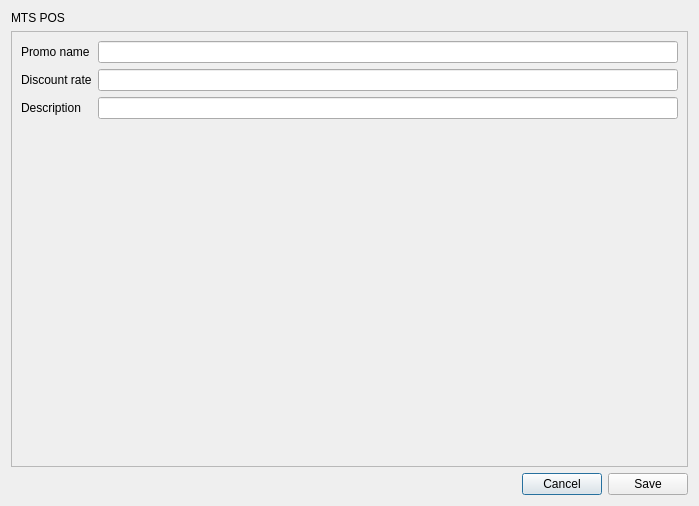
First picture: the form in app/views/templates/generated/EditPromo.ui, repository rondalefloyd/mts-pos, before the edit.
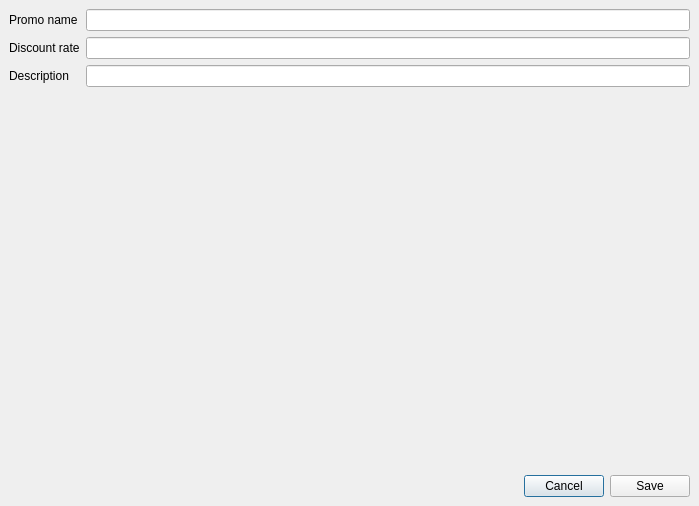
Second picture: the form after the edit.

Diff of the .ui file:
```diff
--- a/app/views/templates/generated/EditPromo.ui
+++ b/app/views/templates/generated/EditPromo.ui
@@ -14,21 +14,26 @@
    <string>Edit promo</string>
   </property>
   <layout class="QVBoxLayout" name="verticalLayout">
-   <item>
-    <widget class="QLabel" name="label_6">
-     <property name="sizePolicy">
-      <sizepolicy hsizetype="Preferred" vsizetype="Fixed">
-       <horstretch>0</horstretch>
-       <verstretch>0</verstretch>
-      </sizepolicy>
-     </property>
-     <property name="text">
-      <string>MTS POS</string>
-     </property>
-    </widget>
-   </item>
+   <property name="spacing">
+    <number>0</number>
+   </property>
+   <property name="leftMargin">
+    <number>0</number>
+   </property>
+   <property name="topMargin">
+    <number>0</number>
+   </property>
+   <property name="rightMargin">
+    <number>0</number>
+   </property>
+   <property name="bottomMargin">
+    <number>0</number>
+   </property>
    <item>
     <widget class="QScrollArea" name="scrollArea">
+     <property name="frameShape">
+      <enum>QFrame::NoFrame</enum>
+     </property>
      <property name="widgetResizable">
       <bool>true</bool>
      </property>
@@ -37,8 +42,8 @@
        <rect>
         <x>0</x>
         <y>0</y>
-        <width>679</width>
-        <height>436</height>
+        <width>699</width>
+        <height>465</height>
        </rect>
       </property>
       <layout class="QFormLayout" name="formLayout">
@@ -81,6 +86,7 @@
     </widget>
    </item>
    <item>
+    <widget class="QWidget" name="widgetConfirmationButton" native="true">
     <layout class="QHBoxLayout" name="horizontalLayout">
      <item>
       <spacer name="horizontalSpacer">
@@ -110,6 +116,7 @@
       </widget>
      </item>
     </layout>
+    </widget>
    </item>
   </layout>
  </widget>
```
Left out of the diff: 2 changed lines with no effect on the pictures. Lines whose indentation alone changed are shown as unchanged.
